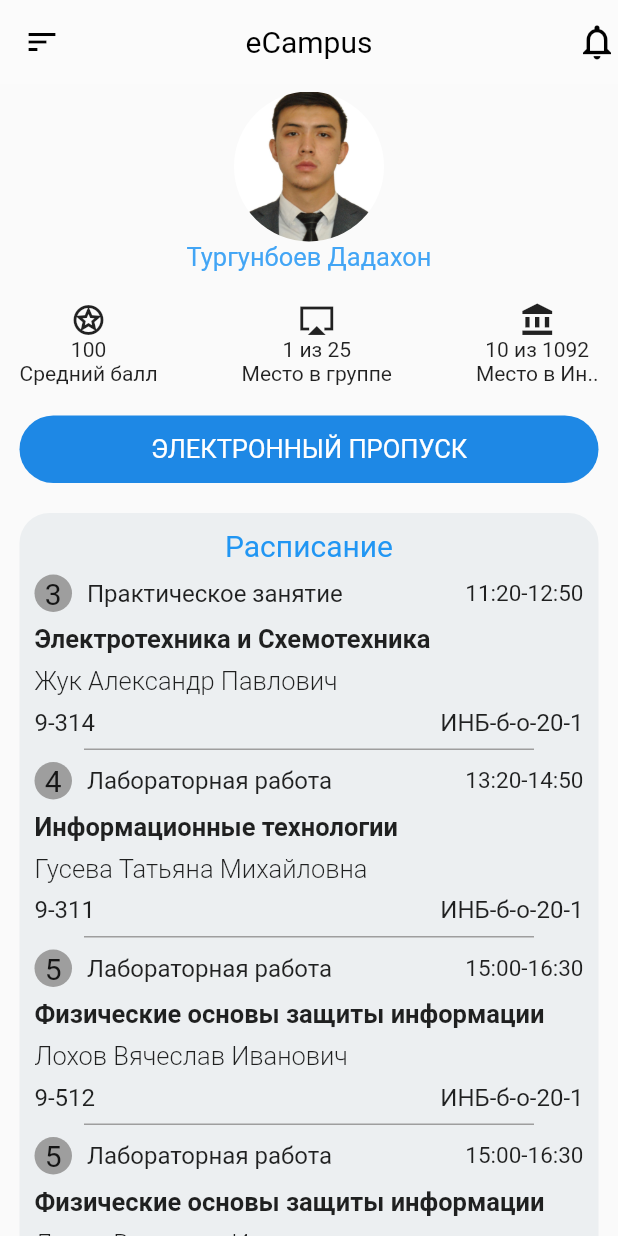
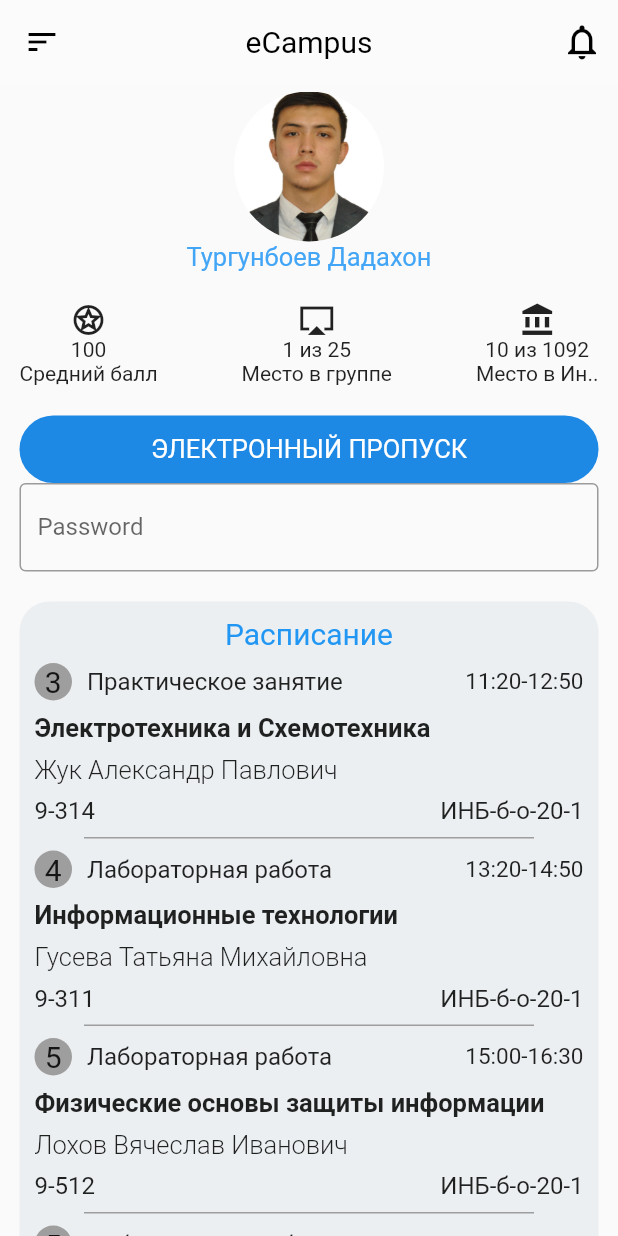
Before and after one commit to dadaxon0019/eCampus, a Flutter app: the screen it shows after launch, on a phone screen of 412 x 824 dp. Run offline on Flutter 3.47's test engine with Material 2 defaults, Android fonts, the phone set to English and light mode, and no system bars.

Commit message:
text field

```diff
--- a/lib/widgets/main_pages.dart
+++ b/lib/widgets/main_pages.dart
@@ -26,11 +26,14 @@ class MainPages extends StatelessWidget {
           centerTitle: true,
           title: Text('eCampus',style: TextStyle(color: Colors.black,fontWeight: FontWeight.w400),),
           actions: <Widget>[
-          InkResponse(
-                 radius: 20,
-                 onTap: ()=>{},
-                   child: Icon(Icons.notifications_none_outlined,size: 28,color: Colors.black,)
-               ),
+          Container(
+            padding: const EdgeInsets.only(right: 10),
+            child: InkResponse(
+                   radius: 20,
+                   onTap: ()=>{},
+                     child: Icon(Icons.notifications_none_outlined   ,size: 28,color: Colors.black,)
+                 ),
+          ),
           ],
         ),
 
@@ -114,6 +117,13 @@ class MainPages extends StatelessWidget {
                       fontSize: 17,
                       color: Colors.white
                     ),
+                  ),
+                ),
+                const TextField(
+                  obscureText: true,
+                  decoration: InputDecoration(
+                    border: OutlineInputBorder(),
+                    labelText: 'Password',
                   ),
                 ),
                 SizedBox(height: 20,),
```
